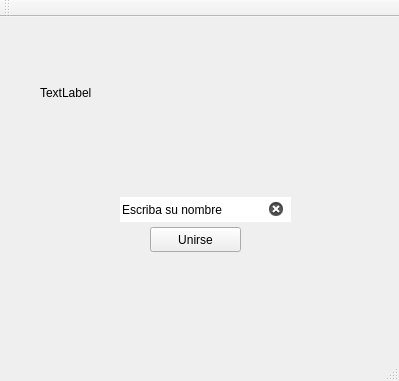
The window that pantallavinculacion.ui (AndreyZartty/Scrabble) describes before a commit, drawn with Qt 5.
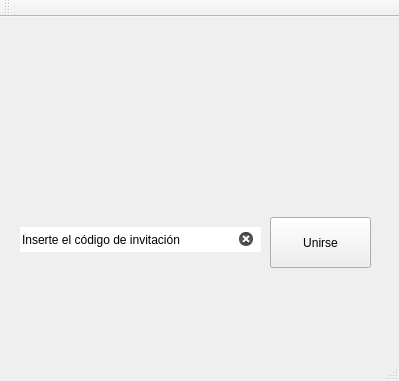
The same window after the commit.

Commit message: Establecimiento de comparación en la caja de texto

What changed in the file:
```diff
--- a/pantallavinculacion.ui
+++ b/pantallavinculacion.ui
@@ -17,10 +17,10 @@
    <widget class="QPushButton" name="UnirseButton">
     <property name="geometry">
      <rect>
-      <x>150</x>
-      <y>210</y>
-      <width>91</width>
-      <height>25</height>
+      <x>270</x>
+      <y>200</y>
+      <width>101</width>
+      <height>51</height>
      </rect>
     </property>
     <property name="minimumSize">
@@ -36,9 +36,9 @@
    <widget class="QLineEdit" name="lineEdit">
     <property name="geometry">
      <rect>
-      <x>120</x>
-      <y>180</y>
-      <width>171</width>
+      <x>20</x>
+      <y>210</y>
+      <width>241</width>
       <height>25</height>
      </rect>
     </property>
@@ -46,7 +46,7 @@
      <string/>
     </property>
     <property name="text">
-     <string>Escriba su nombre</string>
+     <string>Inserte el código de invitación</string>
     </property>
     <property name="frame">
      <bool>false</bool>
@@ -61,14 +61,17 @@
    <widget class="QLabel" name="label">
     <property name="geometry">
      <rect>
-      <x>40</x>
-      <y>60</y>
+      <x>110</x>
+      <y>110</y>
       <width>141</width>
       <height>31</height>
      </rect>
     </property>
     <property name="text">
-     <string>TextLabel</string>
+     <string/>
+    </property>
+    <property name="wordWrap">
+     <bool>true</bool>
     </property>
    </widget>
   </widget>
```
Left out of the diff: 3 changed lines with no effect on the pictures. The commit also changes 1 other file.
